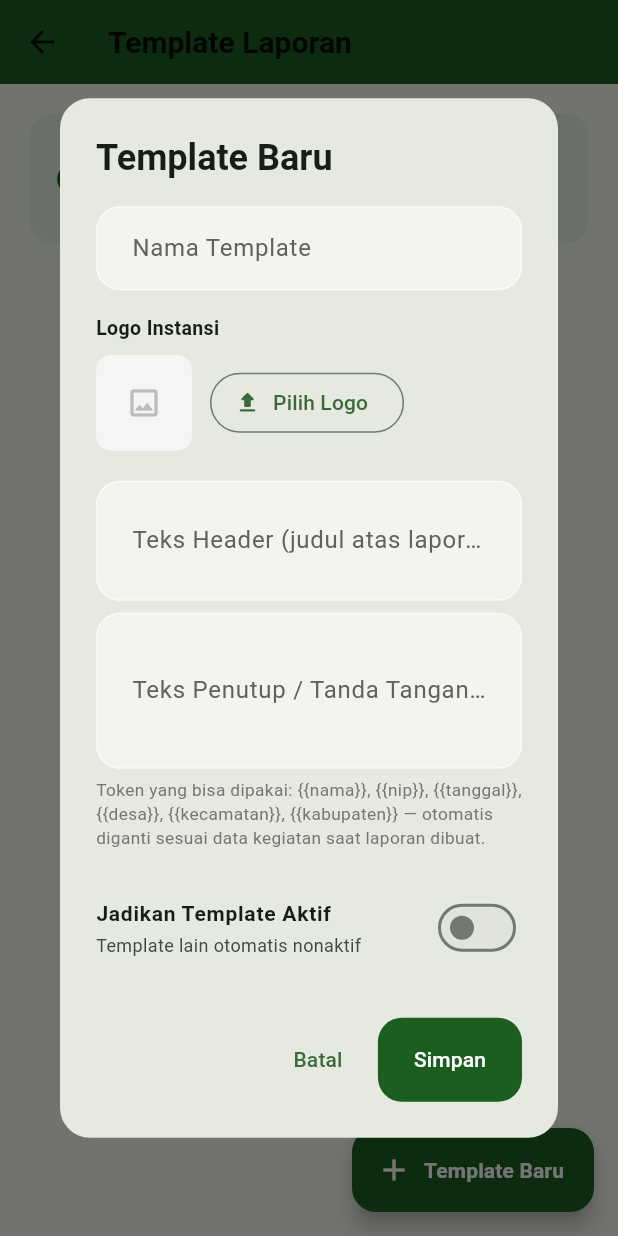
After one commit to ehan122s/phonebook, a Flutter app: the HalamanAdminTemplateLaporan screen opened directly, after a tap on "Template Baru", on a phone screen of 412 x 824 dp. The commit adds this screen. Run offline on Flutter 3.47's test engine with Material 3 defaults, Android fonts, the phone set to English and light mode, and no system bars; our stand-ins replace connectivity_plus, dio, file_picker, flutter_dotenv, flutter_map, geolocator and 6 more; missing offline and left inert: dart:html, dart:js_interop, dart:ui_web, flutter_file_downloader; accounts and stored records are empty.

Commit message:
belum beres

```diff
--- a/lib/main.dart
+++ b/lib/main.dart
@@ -56,7 +56,7 @@ Future<void> main() async {
   await Hive.initFlutter();
 
   // 2. Buka "kotak" database lu sebelum UI-nya digambar ke layar
-  await AppServices.offlineQueueService.init();
+  await AppServices.init();
   // =========================================================================
 
   runApp(SipenyuluhApp(isSupabaseConfigured: isSupabaseConfigured));
--- /dev/null
+++ b/lib/src/halaman/admin/halaman_admin_template_laporan.dart
@@ -0,0 +1,546 @@
+import 'package:file_picker/file_picker.dart';
+import 'package:flutter/material.dart';
+import 'package:supabase_flutter/supabase_flutter.dart';
+
+import '../../models/report_template.dart';
+import '../../services/template_repository.dart';
+
+/// Halaman admin untuk mengelola template laporan PDF/Docx: logo instansi,
+/// teks header (judul di bagian atas laporan), dan teks penutup/tanda
+/// tangan (bagian bawah laporan). Hanya SATU template yang boleh aktif
+/// dalam satu waktu — begitu satu diaktifkan, yang lain otomatis
+/// dinonaktifkan (diatur oleh trigger di database, bukan di sisi app).
+class HalamanAdminTemplateLaporan extends StatefulWidget {
+  const HalamanAdminTemplateLaporan({super.key});
+
+  @override
+  State<HalamanAdminTemplateLaporan> createState() => _HalamanAdminTemplateLaporanState();
+}
+
+class _HalamanAdminTemplateLaporanState extends State<HalamanAdminTemplateLaporan> {
+  late final TemplateRepository _repository;
+  late Future<List<ReportTemplate>> _future;
+
+  @override
+  void initState() {
+    super.initState();
+    _repository = TemplateRepository(Supabase.instance.client);
+    _muatUlang();
+  }
+
+  void _muatUlang() => _future = _repository.list();
+
+  Future<void> _refresh() async {
+    setState(_muatUlang);
+    await _future;
+  }
+
+  Future<void> _hapus(ReportTemplate template) async {
+    final konfirmasi = await showDialog<bool>(
+      context: context,
+      builder: (context) => AlertDialog(
+        shape: RoundedRectangleBorder(borderRadius: BorderRadius.circular(16)),
+        title: const Text('Hapus Template?', style: TextStyle(fontWeight: FontWeight.bold)),
+        content: Text('Template "${template.name}" akan dihapus permanen.'),
+        actions: [
+          TextButton(onPressed: () => Navigator.pop(context, false), child: const Text('Batal')),
+          FilledButton(
+            onPressed: () => Navigator.pop(context, true),
+            style: FilledButton.styleFrom(backgroundColor: Colors.red),
+            child: const Text('Hapus'),
+          ),
+        ],
+      ),
+    );
+    if (konfirmasi != true) return;
+    if (template.logoPath != null) {
+      // Best-effort — kalau gagal hapus logo lama, tidak perlu blokir hapus template.
+      unawaited(_repository.deleteLogo(template.logoPath!));
+    }
+    await _repository.delete(template.id);
+    await _refresh();
+    if (mounted) {
+      ScaffoldMessenger.of(context).showSnackBar(
+        const SnackBar(content: Text('Template dihapus')),
+      );
+    }
+  }
+
+  void _bukaFormTemplate({ReportTemplate? template}) {
+    showDialog(
+      context: context,
+      builder: (_) => _DialogFormTemplate(
+        repository: _repository,
+        template: template,
+      ),
+    ).then((_) => _refresh());
+  }
+
+  @override
+  Widget build(BuildContext context) => Scaffold(
+        appBar: AppBar(
+          title: const Text('Template Laporan'),
+          backgroundColor: const Color(0xFF1B5E20),
+          foregroundColor: Colors.white,
+        ),
+        floatingActionButton: FloatingActionButton.extended(
+          onPressed: () => _bukaFormTemplate(),
+          backgroundColor: const Color(0xFF1B5E20),
+          icon: const Icon(Icons.add, color: Colors.white),
+          label: const Text('Template Baru', style: TextStyle(color: Colors.white, fontWeight: FontWeight.bold)),
+        ),
+        body: RefreshIndicator(
+          color: const Color(0xFF1B5E20),
+          onRefresh: _refresh,
+          child: FutureBuilder<List<ReportTemplate>>(
+            future: _future,
+            builder: (context, snapshot) {
+              final isLoading = snapshot.connectionState == ConnectionState.waiting;
+              final templates = snapshot.data ?? const <ReportTemplate>[];
+
+              return ListView(
+                padding: const EdgeInsets.fromLTRB(20, 20, 20, 96),
+                children: [
+                  Container(
+                    padding: const EdgeInsets.all(16),
+                    margin: const EdgeInsets.only(bottom: 20),
+                    decoration: BoxDecoration(
+                      color: const Color(0xFF1B5E20).withOpacity(0.06),
+                      borderRadius: BorderRadius.circular(14),
+                    ),
+                    child: Row(
+                      children: [
+                        const Icon(Icons.info_outline_rounded, color: Color(0xFF1B5E20)),
+                        const SizedBox(width: 12),
+                        Expanded(
+                          child: Text(
+                            'Template yang ditandai "Aktif" akan otomatis dipakai saat penyuluh membuat Laporan PDF/Docx. Cuma boleh satu yang aktif.',
+                            style: TextStyle(color: Colors.grey.shade800, fontSize: 13, height: 1.4),
+                          ),
+                        ),
+                      ],
+                    ),
+                  ),
+                  if (isLoading)
+                    const Padding(
+                      padding: EdgeInsets.all(48),
+                      child: Center(child: CircularProgressIndicator(color: Color(0xFF1B5E20))),
+                    )
+                  else if (templates.isEmpty)
+                    Padding(
+                      padding: const EdgeInsets.all(48),
+                      child: Center(
+                        child: Text(
+                          'Belum ada template. Ketuk "Template Baru" untuk membuat yang pertama.',
+                          textAlign: TextAlign.center,
+                          style: TextStyle(color: Colors.grey.shade600),
+                        ),
+                      ),
+                    )
+                  else
+                    ...templates.map((template) => Padding(
+                          padding: const EdgeInsets.only(bottom: 14),
+                          child: _KartuTemplate(
+                            template: template,
+                            repository: _repository,
+                            onEdit: () => _bukaFormTemplate(template: template),
+                            onDelete: () => _hapus(template),
+                          ),
+                        )),
+                ],
+              );
+            },
+          ),
+        ),
+      );
+}
+
+class _KartuTemplate extends StatelessWidget {
+  const _KartuTemplate({
+    required this.template,
+    required this.repository,
+    required this.onEdit,
+    required this.onDelete,
+  });
+  final ReportTemplate template;
+  final TemplateRepository repository;
+  final VoidCallback onEdit;
+  final VoidCallback onDelete;
+
+  @override
+  Widget build(BuildContext context) => Container(
+        padding: const EdgeInsets.all(16),
+        decoration: BoxDecoration(
+          color: Colors.white,
+          borderRadius: BorderRadius.circular(16),
+          border: template.isActive ? Border.all(color: const Color(0xFF1B5E20), width: 2) : null,
+          boxShadow: [
+            BoxShadow(color: Colors.black.withOpacity(0.04), blurRadius: 12, offset: const Offset(0, 4)),
+          ],
+        ),
+        child: Row(
+          crossAxisAlignment: CrossAxisAlignment.start,
+          children: [
+            _LogoThumbnail(logoPath: template.logoPath, repository: repository),
+            const SizedBox(width: 14),
+            Expanded(
+              child: Column(
+                crossAxisAlignment: CrossAxisAlignment.start,
+                children: [
+                  Row(
+                    children: [
+                      Expanded(
+                        child: Text(
+                          template.name,
+                          style: const TextStyle(fontWeight: FontWeight.bold, fontSize: 16),
+                        ),
+                      ),
+                      if (template.isActive)
+                        Container(
+                          padding: const EdgeInsets.symmetric(horizontal: 10, vertical: 4),
+                          decoration: BoxDecoration(
+                            color: const Color(0xFF1B5E20),
+                            borderRadius: BorderRadius.circular(20),
+                          ),
+                          child: const Text('AKTIF',
+                              style: TextStyle(color: Colors.white, fontSize: 10.5, fontWeight: FontWeight.w800)),
+                        ),
+                    ],
+                  ),
+                  const SizedBox(height: 6),
+                  Text(
+                    template.headerHtml?.isNotEmpty == true ? template.headerHtml! : '(Tanpa teks header khusus)',
+                    maxLines: 2,
+                    overflow: TextOverflow.ellipsis,
+                    style: TextStyle(color: Colors.grey.shade700, fontSize: 13),
+                  ),
+                  const SizedBox(height: 10),
+                  Row(
+                    children: [
+                      TextButton.icon(
+                        onPressed: onEdit,
+                        icon: const Icon(Icons.edit_rounded, size: 18),
+                        label: const Text('Edit'),
+                        style: TextButton.styleFrom(foregroundColor: const Color(0xFF1B5E20)),
+                      ),
+                      TextButton.icon(
+                        onPressed: onDelete,
+                        icon: const Icon(Icons.delete_outline_rounded, size: 18),
+                        label: const Text('Hapus'),
+                        style: TextButton.styleFrom(foregroundColor: Colors.red),
+                      ),
+                    ],
+                  ),
+                ],
+              ),
+            ),
+          ],
+        ),
+      );
+}
+
+class _LogoThumbnail extends StatelessWidget {
+  const _LogoThumbnail({required this.logoPath, required this.repository});
+  final String? logoPath;
+  final TemplateRepository repository;
+
+  @override
+  Widget build(BuildContext context) {
+    if (logoPath == null) {
+      return Container(
+        width: 56,
+        height: 56,
+        decoration: BoxDecoration(color: Colors.grey.shade100, borderRadius: BorderRadius.circular(12)),
+        child: Icon(Icons.image_not_supported_outlined, color: Colors.grey.shade400, size: 24),
+      );
+    }
+    return FutureBuilder<String>(
+      future: repository.signedLogoUrl(logoPath!),
+      builder: (context, snapshot) {
+        if (!snapshot.hasData) {
+          return Container(
+            width: 56,
+            height: 56,
+            decoration: BoxDecoration(color: Colors.grey.shade100, borderRadius: BorderRadius.circular(12)),
+            child: const Center(child: SizedBox(width: 18, height: 18, child: CircularProgressIndicator(strokeWidth: 2))),
+          );
+        }
+        return ClipRRect(
+          borderRadius: BorderRadius.circular(12),
+          child: Image.network(
+            snapshot.data!,
+            width: 56,
+            height: 56,
+            fit: BoxFit.cover,
+            errorBuilder: (_, __, ___) => Container(
+              width: 56,
+              height: 56,
+              color: Colors.grey.shade100,
+              child: const Icon(Icons.broken_image_outlined, color: Colors.redAccent),
+            ),
+          ),
+        );
+      },
+    );
+  }
+}
+
+// ---------------------------------------------------------------------
+// FORM TAMBAH / EDIT TEMPLATE
+// ---------------------------------------------------------------------
+
+class _DialogFormTemplate extends StatefulWidget {
+  const _DialogFormTemplate({required this.repository, this.template});
+  final TemplateRepository repository;
+  final ReportTemplate? template;
+
+  @override
+  State<_DialogFormTemplate> createState() => _DialogFormTemplateState();
+}
+
+class _DialogFormTemplateState extends State<_DialogFormTemplate> {
+  late final TextEditingController _namaController;
+  late final TextEditingController _headerController;
+  late final TextEditingController _bodyController;
+  bool _aktif = false;
+  bool _sedangProses = false;
+
+  PlatformFile? _logoBaru; // logo yang baru dipilih (belum diupload)
+  String? _logoPathSaatIni; // logo yang sudah tersimpan (kalau edit)
+  bool _hapusLogo = false; // user menekan "Hapus Logo" tanpa pilih logo baru
+
+  bool get _isEdit => widget.template != null;
+
+  @override
+  void initState() {
+    super.initState();
+    final t = widget.template;
+    _namaController = TextEditingController(text: t?.name ?? '');
+    _headerController = TextEditingController(text: t?.headerHtml ?? '');
+    _bodyController = TextEditingController(text: t?.bodyHtml ?? '');
+    _aktif = t?.isActive ?? false;
+    _logoPathSaatIni = t?.logoPath;
+  }
+
+  @override
+  void dispose() {
+    _namaController.dispose();
+    _headerController.dispose();
+    _bodyController.dispose();
+    super.dispose();
+  }
+
+  Future<void> _pilihLogo() async {
+    final result = await FilePicker.platform.pickFiles(
+      type: FileType.image,
+      withData: true,
+    );
+    if (result != null && result.files.isNotEmpty) {
+      setState(() {
+        _logoBaru = result.files.first;
+        _hapusLogo = false;
+      });
+    }
+  }
+
+  Future<void> _simpan() async {
+    final nama = _namaController.text.trim();
+    if (nama.isEmpty) {
+      ScaffoldMessenger.of(context).showSnackBar(
+        const SnackBar(content: Text('Nama template tidak boleh kosong')),
+      );
+      return;
+    }
+
+    setState(() => _sedangProses = true);
+    try {
+      String? logoPath = _logoPathSaatIni;
+
+      if (_logoBaru != null && _logoBaru!.bytes != null) {
+        // Ganti logo: upload baru, lalu hapus yang lama (kalau ada).
+        final extensi = _logoBaru!.extension?.toLowerCase() ?? 'png';
+        final pathBaru = await widget.repository.uploadLogo(_logoBaru!.bytes!, extensi);
+        if (_logoPathSaatIni != null) {
+          unawaited(widget.repository.deleteLogo(_logoPathSaatIni!));
+        }
+        logoPath = pathBaru;
+      } else if (_hapusLogo && _logoPathSaatIni != null) {
+        unawaited(widget.repository.deleteLogo(_logoPathSaatIni!));
+        logoPath = null;
+      }
+
+      await widget.repository.save(
+        id: widget.template?.id,
+        name: nama,
+        logoPath: logoPath,
+        header: _headerController.text.trim(),
+        body: _bodyController.text.trim(),
+        active: _aktif,
+      );
+
+      if (mounted) Navigator.pop(context);
+    } catch (e) {
+      setState(() => _sedangProses = false);
+      if (mounted) {
+        ScaffoldMessenger.of(context).showSnackBar(
+          SnackBar(content: Text('Gagal menyimpan: $e')),
+        );
+      }
+    }
+  }
+
+  @override
+  Widget build(BuildContext context) => AlertDialog(
+        shape: RoundedRectangleBorder(borderRadius: BorderRadius.circular(20)),
+        title: Text(_isEdit ? 'Edit Template' : 'Template Baru',
+            style: const TextStyle(fontWeight: FontWeight.bold)),
+        content: SizedBox(
+          width: 480,
+          child: SingleChildScrollView(
+            child: Column(
+              mainAxisSize: MainAxisSize.min,
+              crossAxisAlignment: CrossAxisAlignment.start,
+              children: [
+                TextField(
+                  controller: _namaController,
+                  decoration: const InputDecoration(labelText: 'Nama Template', border: OutlineInputBorder()),
+                ),
+                const SizedBox(height: 16),
+
+                // --- LOGO ---
+                const Text('Logo Instansi', style: TextStyle(fontWeight: FontWeight.w700, fontSize: 13)),
+                const SizedBox(height: 8),
+                Row(
+                  children: [
+                    _PreviewLogo(
+                      fileBaru: _logoBaru,
+                      pathLama: _hapusLogo ? null : _logoPathSaatIni,
+                      repository: widget.repository,
+                    ),
+                    const SizedBox(width: 12),
+                    Expanded(
+                      child: Column(
+                        crossAxisAlignment: CrossAxisAlignment.start,
+                        children: [
+                          OutlinedButton.icon(
+                            onPressed: _pilihLogo,
+                            icon: const Icon(Icons.upload_rounded, size: 18),
+                            label: Text(_logoBaru != null ? 'Ganti Lagi' : 'Pilih Logo'),
+                          ),
+                          if ((_logoPathSaatIni != null && !_hapusLogo) || _logoBaru != null)
+                            TextButton(
+                              onPressed: () => setState(() {
+                                _logoBaru = null;
+                                _hapusLogo = true;
+                              }),
+                              style: TextButton.styleFrom(foregroundColor: Colors.red, padding: EdgeInsets.zero),
+                              child: const Text('Hapus Logo'),
+                            ),
+                        ],
+                      ),
+                    ),
+                  ],
+                ),
+                const SizedBox(height: 20),
+
+                // --- HEADER ---
+                TextField(
+                  controller: _headerController,
+                  maxLines: 2,
+                  decoration: const InputDecoration(
+                    labelText: 'Teks Header (judul atas laporan)',
+                    hintText: 'Contoh: DINAS KEHUTANAN KABUPATEN GARUT',
+                    border: OutlineInputBorder(),
+                  ),
+                ),
+                const SizedBox(height: 8),
+                TextField(
+                  controller: _bodyController,
+                  maxLines: 3,
+                  decoration: const InputDecoration(
+                    labelText: 'Teks Penutup / Tanda Tangan (bagian bawah laporan)',
+                    hintText: 'Contoh: Mengetahui,\n{{nama}}\nNIP. {{nip}}',
+                    border: OutlineInputBorder(),
+                  ),
+                ),
+                const SizedBox(height: 6),
+                Text(
+                  'Token yang bisa dipakai: {{nama}}, {{nip}}, {{tanggal}}, {{desa}}, {{kecamatan}}, {{kabupaten}} — otomatis diganti sesuai data kegiatan saat laporan dibuat.',
+                  style: TextStyle(fontSize: 11.5, color: Colors.grey.shade600, height: 1.4),
+                ),
+                const SizedBox(height: 16),
+
+                SwitchListTile(
+                  contentPadding: EdgeInsets.zero,
+                  title: const Text('Jadikan Template Aktif', style: TextStyle(fontWeight: FontWeight.w700, fontSize: 14)),
+                  subtitle: const Text('Template lain otomatis nonaktif', style: TextStyle(fontSize: 12)),
+                  activeThumbColor: const Color(0xFF1B5E20),
+                  value: _aktif,
+                  onChanged: (v) => setState(() => _aktif = v),
+                ),
+              ],
+            ),
+          ),
+        ),
+        actions: [
+          TextButton(
+            onPressed: _sedangProses ? null : () => Navigator.pop(context),
+            child: const Text('Batal'),
+          ),
+          FilledButton(
+            onPressed: _sedangProses ? null : _simpan,
+            style: FilledButton.styleFrom(backgroundColor: const Color(0xFF1B5E20)),
+            child: _sedangProses
+                ? const SizedBox(
+                    width: 18, height: 18,
+                    child: CircularProgressIndicator(strokeWidth: 2, color: Colors.white),
+                  )
+                : const Text('Simpan'),
+          ),
+        ],
+      );
+}
+
+class _PreviewLogo extends StatelessWidget {
+  const _PreviewLogo({required this.fileBaru, required this.pathLama, required this.repository});
+  final PlatformFile? fileBaru;
+  final String? pathLama;
+  final TemplateRepository repository;
+
+  @override
+  Widget build(BuildContext context) {
+    const size = 64.0;
+    if (fileBaru?.bytes != null) {
+      return ClipRRect(
+        borderRadius: BorderRadius.circular(10),
+        child: Image.memory(fileBaru!.bytes!, width: size, height: size, fit: BoxFit.cover),
+      );
+    }
+    if (pathLama != null) {
+      return FutureBuilder<String>(
+        future: repository.signedLogoUrl(pathLama!),
+        builder: (context, snapshot) {
+          if (!snapshot.hasData) {
+            return Container(
+              width: size, height: size,
+              decoration: BoxDecoration(color: Colors.grey.shade100, borderRadius: BorderRadius.circular(10)),
+            );
+          }
+          return ClipRRect(
+            borderRadius: BorderRadius.circular(10),
+            child: Image.network(snapshot.data!, width: size, height: size, fit: BoxFit.cover),
+          );
+        },
+      );
+    }
+    return Container(
+      width: size, height: size,
+      decoration: BoxDecoration(color: Colors.grey.shade100, borderRadius: BorderRadius.circular(10)),
+      child: Icon(Icons.image_outlined, color: Colors.grey.shade400),
+    );
+  }
+}
+
+// Helper kecil supaya Future yang sengaja tidak ditunggu (best-effort
+// cleanup logo lama) tidak memicu warning "unawaited_futures" dari linter.
+void unawaited(Future<void> future) {}
--- a/lib/src/halaman/dashboard/dahsboard.dart
+++ b/lib/src/halaman/dashboard/dahsboard.dart
@@ -37,7 +37,7 @@ class _HalamanDashboardState extends State<HalamanDashboard> {
   void initState() {
     super.initState();
 
-    _repository = AppServices.offlineActivityRepository;
+    _repository = AppServices.activityRepository;
     _userRepository = UserRepository(Supabase.instance.client);
   }
 
--- a/lib/src/halaman/kegiatan/halaman_detail_kegiatan_loader.dart
+++ b/lib/src/halaman/kegiatan/halaman_detail_kegiatan_loader.dart
@@ -27,7 +27,7 @@ class _HalamanDetailKegiatanLoaderState extends State<HalamanDetailKegiatanLoade
   @override
   void initState() {
     super.initState();
-    _repository = AppServices.offlineActivityRepository;
+    _repository = AppServices.activityRepository;
     _future = _repository.getById(widget.activityId);
   }
 
--- a/lib/src/models/report_template.dart
+++ b/lib/src/models/report_template.dart
@@ -2,18 +2,21 @@ class ReportTemplate {
   const ReportTemplate({
     required this.id,
     required this.name,
+    this.logoPath, // BARU
     this.headerHtml,
     this.bodyHtml,
     this.isActive = true,
   });
   final String id;
   final String name;
+  final String? logoPath; // BARU — path file logo di bucket 'report-template-logos'
   final String? headerHtml;
   final String? bodyHtml;
   final bool isActive;
   factory ReportTemplate.fromMap(Map<String, dynamic> map) => ReportTemplate(
     id: map['id'] as String,
     name: map['name'] as String,
+    logoPath: map['logo_path'] as String?,
     headerHtml: map['header_html'] as String?,
     bodyHtml: map['body_html'] as String?,
     isActive: map['is_active'] as bool? ?? true,
--- a/lib/src/services/template_repository.dart
+++ b/lib/src/services/template_repository.dart
@@ -1,9 +1,13 @@
+import 'dart:typed_data';
+
 import 'package:supabase_flutter/supabase_flutter.dart';
+
 import '../models/report_template.dart';
 
 class TemplateRepository {
   TemplateRepository(this._client);
   final SupabaseClient _client;
+
   Future<List<ReportTemplate>> list() async {
     final data = await _client.from('report_templates').select().order('name');
     return (data as List)
@@ -15,12 +19,14 @@ class TemplateRepository {
   Future<void> save({
     String? id,
     required String name,
+    String? logoPath, // BARU
     required String header,
     required String body,
     required bool active,
   }) async {
     final values = {
       'name': name,
+      'logo_path': logoPath, // BARU
       'header_html': header,
       'body_html': body,
       'is_active': active,
@@ -34,4 +40,27 @@ class TemplateRepository {
 
   Future<void> delete(String id) =>
       _client.from('report_templates').delete().eq('id', id);
+
+  // ---------------------------------------------------------------------
+  // LOGO — BARU
+  // ---------------------------------------------------------------------
+
+  /// Upload logo ke bucket `report-template-logos`. Mengembalikan path
+  /// yang disimpan ke kolom `logo_path`.
+  Future<String> uploadLogo(Uint8List bytes, String extension) async {
+    final path = 'logo_${DateTime.now().millisecondsSinceEpoch}.$extension';
+    await _client.storage.from('report-template-logos').uploadBinary(
+          path,
+          bytes,
+          fileOptions: const FileOptions(upsert: true),
+        );
+    return path;
+  }
+
+  Future<void> deleteLogo(String path) =>
+      _client.storage.from('report-template-logos').remove([path]);
+
+  Future<String> signedLogoUrl(String path) => _client.storage
+      .from('report-template-logos')
+      .createSignedUrl(path, 3600);
 }
```
Also changed, not shown: lib/src/halaman/dashboard/ringkasan.dart (+11 -0 lines), lib/src/halaman/kegiatan/widgets/form_kegiatan.dart (+20 -2 lines), lib/src/services/app_services.dart (+37 -8 lines).
